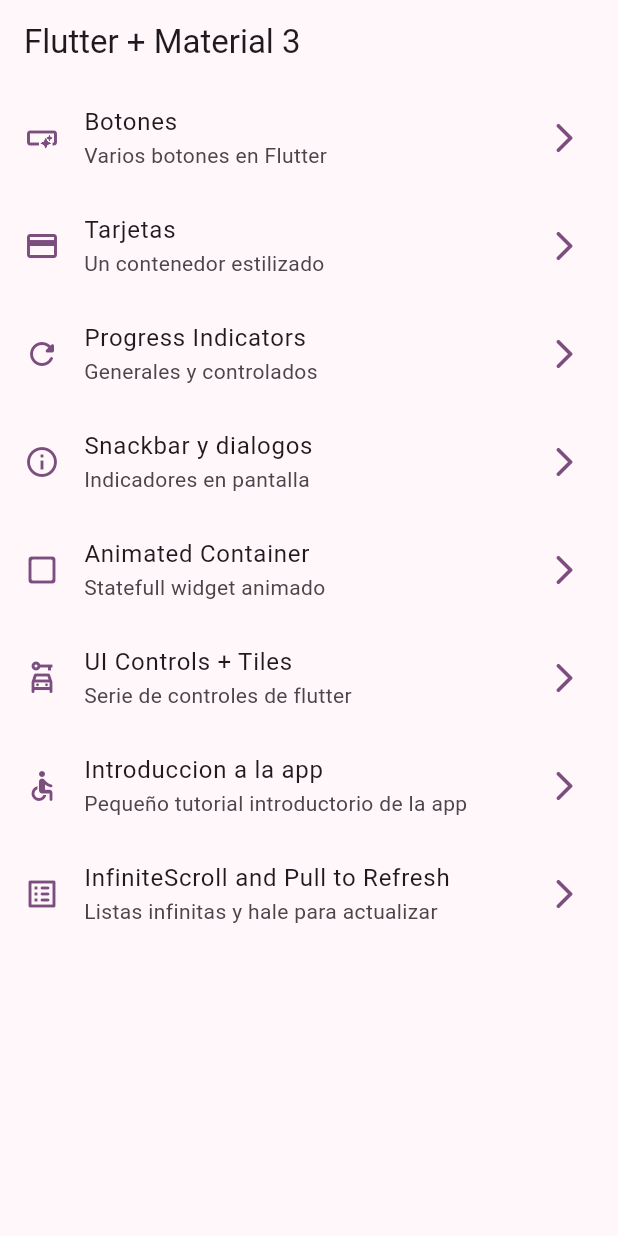
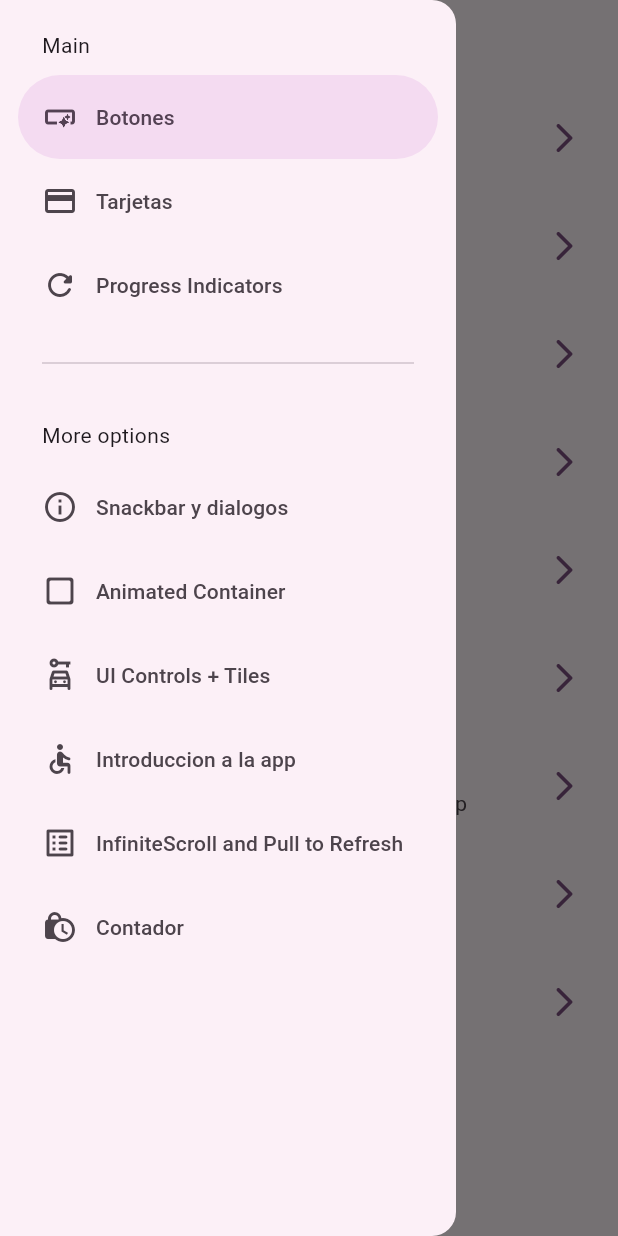
Before and after one commit to Zetien/widgetsappz, a Flutter app: the screen it shows after launch, with the side drawer open (before the commit the screen has no drawer), on a phone screen of 412 x 824 dp. Run offline on Flutter 3.47's test engine with Material 3 defaults, Android fonts, the phone set to English and light mode, and no system bars; our stand-ins replace animate_do, go_router.

Commit message:
introduccion a riverpod contador

```diff
--- a/lib/config/menu/memu_items.dart
+++ b/lib/config/menu/memu_items.dart
@@ -67,4 +67,10 @@ const appMenuItems = <MenuItem>[
     link: '/infinite',
     icon: Icons.list_alt_rounded
   ),
+   MenuItem(
+    title: 'Contador',
+    subTitle: 'Contador en Riverpod',
+    link: '/counter',
+    icon: Icons.lock_clock
+  ),
 ];
--- a/lib/config/router/app_router.dart
+++ b/lib/config/router/app_router.dart
@@ -1,4 +1,5 @@
 import 'package:go_router/go_router.dart';
+import 'package:widgets_app/presentation/screens/counter/counter_screen.dart';
 import 'package:widgets_app/presentation/screens/screens.dart';
 
 final appRouter = GoRouter(
@@ -54,6 +55,11 @@ final appRouter = GoRouter(
       name: InfiniteScrollScreen.name,
       builder: (context, state) => const InfiniteScrollScreen(),
     ),
+      GoRoute(
+      path: '/counter',
+      name: CounterScreen.name,
+      builder: (context, state) => const CounterScreen(),
+    ),
 
   ]
 );
--- a/lib/presentation/screens/home/home_screen.dart
+++ b/lib/presentation/screens/home/home_screen.dart
@@ -1,6 +1,7 @@
 import 'package:flutter/material.dart';
 import 'package:go_router/go_router.dart';
 import 'package:widgets_app/config/menu/memu_items.dart';
+import 'package:widgets_app/presentation/widgets/side_menu.dart';
 
 class HomeScreen extends StatelessWidget {
   static const String name = 'home_screen';
@@ -8,11 +9,15 @@ class HomeScreen extends StatelessWidget {
 
   @override
   Widget build(BuildContext context) {
+    final scaffoldkey = GlobalKey<ScaffoldState>();
+
     return Scaffold(
+      key: scaffoldkey,
       appBar: AppBar(
         title: const Text('Flutter + Material 3'),
       ),
       body: const _HomeView(),
+      drawer: SideMenu( scaffoldkey: scaffoldkey,),
     );
   }
 }
--- /dev/null
+++ b/lib/presentation/widgets/side_menu.dart
@@ -0,0 +1,50 @@
+import 'package:flutter/material.dart';
+import 'package:go_router/go_router.dart';
+import 'package:widgets_app/config/menu/memu_items.dart';
+
+class SideMenu extends StatefulWidget {
+  final GlobalKey<ScaffoldState> scaffoldkey;
+  const SideMenu({super.key, required this.scaffoldkey});
+
+  @override
+  State<SideMenu> createState() => _SideMenuState();
+}
+
+class _SideMenuState extends State<SideMenu> {
+  int navDrawerIndex = 0;
+
+  @override
+  Widget build(BuildContext context) {
+    final hasNotch = MediaQuery.of(context).viewPadding.top > 35;
+    return NavigationDrawer(
+      selectedIndex: navDrawerIndex,
+      onDestinationSelected: (value) {
+        setState(() {
+          navDrawerIndex = value;
+        });
+
+        final menuItem = appMenuItems[value];
+        context.push(menuItem.link);
+        widget.scaffoldkey.currentState?.closeDrawer();
+      },
+      children: [
+        Padding(
+          padding: EdgeInsets.fromLTRB(28, hasNotch ? 0 : 20, 16, 10),
+          child: const Text('Main'),
+        ),
+        ...appMenuItems.sublist(0, 3).map((item) => NavigationDrawerDestination(
+            icon: Icon(item.icon), label: Text(item.title))),
+        const Padding(
+          padding: EdgeInsets.fromLTRB(28, 16, 28, 10),
+          child: Divider(),
+        ),
+        Padding(
+          padding: EdgeInsets.fromLTRB(28, hasNotch ? 0 : 20, 16, 10),
+          child: const Text('More options'),
+        ),
+        ...appMenuItems.sublist(3).map((item) => NavigationDrawerDestination(
+            icon: Icon(item.icon), label: Text(item.title))),
+      ],
+    );
+  }
+}
```
Also changed, not shown: lib/presentation/screens/counter/counter_screen.dart (added, +17 -0 lines).
